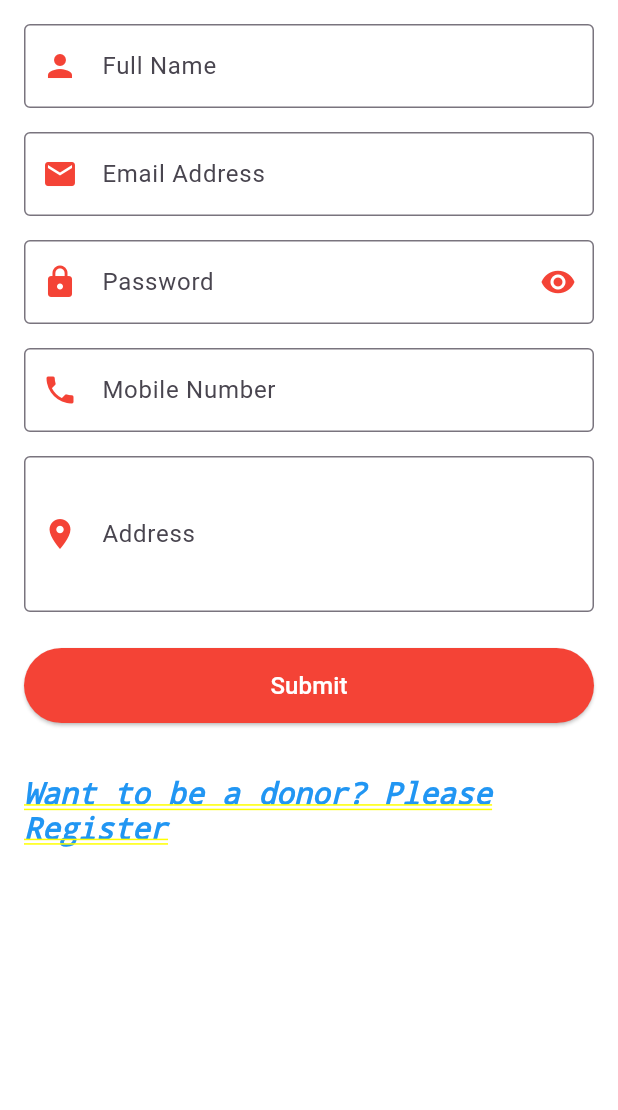
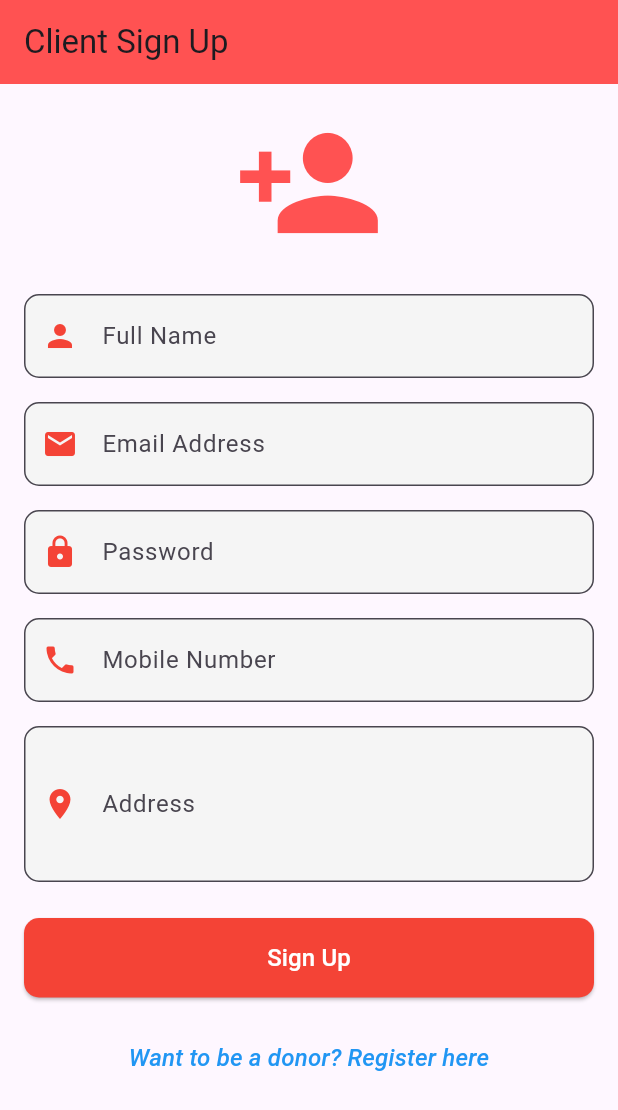
Before and after one commit to saifthpb/blood_sea, a Flutter app: the ClientSignUpScreen screen opened by its route, on a phone screen of 412 x 824 dp. Shown: the top 1110 px of the screen. Run offline on Flutter 3.47's test engine with Material 3 defaults, Android fonts, the phone set to English and light mode, and no system bars; our stand-ins replace cloud_firestore, equatable, firebase_auth, firebase_core, firebase_messaging, firebase_storage and 4 more; missing offline and left inert: dart:html; accounts and stored records are empty.

Commit message:
fix sign up bloc and signup screen

```diff
--- /dev/null
+++ b/lib/features/auth/bloc/signup_bloc.dart
@@ -0,0 +1,133 @@
+import 'package:flutter_bloc/flutter_bloc.dart';
+import 'package:equatable/equatable.dart';
+import 'package:firebase_auth/firebase_auth.dart';
+import 'package:cloud_firestore/cloud_firestore.dart';
+import '../models/user_model.dart';
+
+// Events
+abstract class SignUpEvent extends Equatable {
+  const SignUpEvent();
+
+  @override
+  List<Object?> get props => [];
+}
+
+class SignUpRequested extends SignUpEvent {
+  final String name;
+  final String email;
+  final String password;
+  final String phone;
+  final String address;
+
+  const SignUpRequested({
+    required this.name,
+    required this.email,
+    required this.password,
+    required this.phone,
+    required this.address,
+  });
+
+  @override
+  List<Object?> get props => [name, email, password, phone, address];
+}
+
+// States
+abstract class SignUpState extends Equatable {
+  const SignUpState();
+
+  @override
+  List<Object?> get props => [];
+}
+
+class SignUpInitial extends SignUpState {}
+
+class SignUpLoading extends SignUpState {}
+
+class SignUpSuccess extends SignUpState {
+  final UserModel user;
+  const SignUpSuccess(this.user);
+
+  @override
+  List<Object?> get props => [user];
+}
+
+class SignUpFailure extends SignUpState {
+  final String error;
+  const SignUpFailure(this.error);
+
+  @override
+  List<Object?> get props => [error];
+}
+
+class SignUpBloc extends Bloc<SignUpEvent, SignUpState> {
+  final FirebaseAuth _auth = FirebaseAuth.instance;
+  final FirebaseFirestore _firestore = FirebaseFirestore.instance;
+
+  SignUpBloc() : super(SignUpInitial()) {
+    on<SignUpRequested>(_onSignUpRequested);
+  }
+
+  Future<void> _onSignUpRequested(
+    SignUpRequested event,
+    Emitter<SignUpState> emit,
+  ) async {
+    emit(SignUpLoading());
+
+    try {
+      // Create Firebase Authentication user
+      final userCredential = await _auth.createUserWithEmailAndPassword(
+        email: event.email,
+        password: event.password,
+      );
+
+      // Create UserModel instance
+      final userModel = UserModel(
+        uid: userCredential.user!.uid,
+        email: event.email,
+        name: event.name,
+        phoneNumber: event.phone,
+        address: event.address,
+        userType: 'client',
+        isAvailable: true,
+      );
+
+      // Store user data in Firestore
+      await _firestore
+          .collection('users')
+          .doc(userCredential.user!.uid)
+          .set(userModel.toMap());
+
+      // Update user profile in Firebase Auth
+      await userCredential.user!.updateDisplayName(event.name);
+
+      emit(SignUpSuccess(userModel));
+    } on FirebaseAuthException catch (e) {
+      String errorMessage;
+      switch (e.code) {
+        case 'email-already-in-use':
+          errorMessage = 'This email is already registered';
+          break;
+        case 'invalid-email':
+          errorMessage = 'Invalid email address';
+          break;
+        case 'operation-not-allowed':
+          errorMessage = 'Email/password accounts are not enabled';
+          break;
+        case 'weak-password':
+          errorMessage = 'The password provided is too weak';
+          break;
+        default:
+          errorMessage = 'An error occurred during registration';
+      }
+      emit(SignUpFailure(errorMessage));
+    } catch (e) {
+      emit(SignUpFailure(e.toString()));
+    }
+  }
+
+  @override
+  Future<void> close() {
+    // Clean up any resources here
+    return super.close();
+  }
+}
--- a/lib/features/auth/client_signup_screen.dart
+++ b/lib/features/auth/client_signup_screen.dart
@@ -1,87 +1,100 @@
-import 'package:blood_sea/features/auth/donor_registration_screen.dart';
-import 'package:blood_sea/features/home/home_screen.dart';
-import 'package:cloud_firestore/cloud_firestore.dart';
 import 'package:firebase_auth/firebase_auth.dart';
 import 'package:flutter/material.dart';
+import 'package:flutter_bloc/flutter_bloc.dart';
+import 'package:go_router/go_router.dart';
+import 'package:blood_sea/features/auth/bloc/signup_bloc.dart';
+import 'package:blood_sea/features/auth/bloc/auth_bloc.dart';
 
-class ClientSignUpScreen extends StatelessWidget {
+class ClientSignUpScreen extends StatefulWidget {
+  const ClientSignUpScreen({super.key});
+
+  @override
+  State<ClientSignUpScreen> createState() => _ClientSignUpScreenState();
+}
+
+class _ClientSignUpScreenState extends State<ClientSignUpScreen> {
   final _formKey = GlobalKey<FormState>();
+  final _nameController = TextEditingController();
+  final _emailController = TextEditingController();
+  final _passwordController = TextEditingController();
+  final _phoneController = TextEditingController();
+  final _addressController = TextEditingController();
 
-  // Controllers to retrieve user input
-  final TextEditingController _nameController = TextEditingController();
-  final TextEditingController _emailController = TextEditingController();
-  final TextEditingController _passwordController = TextEditingController();
-  final TextEditingController _phoneController = TextEditingController();
-  final TextEditingController _addressController = TextEditingController();
-
-  ClientSignUpScreen({super.key});
-
-  // Function to handle sign-up
-  Future<void> _handleSignUp(BuildContext context) async {
-    if (_formKey.currentState!.validate()) {
-      try {
-        // Create Firebase Authentication user
-        UserCredential userCredential =
-            await FirebaseAuth.instance.createUserWithEmailAndPassword(
-          email: _emailController.text.trim(),
-          password: _passwordController.text.trim(),
-        );
-
-        // Store additional user details in Firestore
-        await FirebaseFirestore.instance
-            .collection('clients')
-            .doc(userCredential.user!.uid)
-            .set({
-          'name': _nameController.text.trim(),
-          'email': _emailController.text.trim(),
-          // 'password' : _passwordController.text,
-          'phone': _phoneController.text.trim(),
-          'address': _addressController.text.trim(),
-          'created_at': Timestamp.now(),
-        });
-        // Success feedback
-        // ignore: use_build_context_synchronously
-        ScaffoldMessenger.of(context).showSnackBar(
-          const SnackBar(content: Text("Succesfully Signed Up")),
-        );
-
-        _formKey.currentState!.reset();
-        _nameController.clear();
-        _emailController.clear();
-        _passwordController.clear();
-        _phoneController.clear();
-        _addressController.clear();
-
-        // Optionally navigate to another page
-        Navigator.push(
-          // ignore: use_build_context_synchronously
-          context,
-          MaterialPageRoute(builder: (context) => const HomeScreen()),
-        );
-      } catch (e) {
-        // ignore: use_build_context_synchronously
-        ScaffoldMessenger.of(context).showSnackBar(
-          SnackBar(content: Text("Something went wrong, please try again: $e")),
-        );
-      }
-    }
+  @override
+  void dispose() {
+    _nameController.dispose();
+    _emailController.dispose();
+    _passwordController.dispose();
+    _phoneController.dispose();
+    _addressController.dispose();
+    super.dispose();
   }
 
   @override
   Widget build(BuildContext context) {
-    return Padding(
+    return BlocProvider(
+      create: (context) => SignUpBloc(),
+      child: Scaffold(
+        appBar: AppBar(
+          title: const Text('Client Sign Up'),
+          backgroundColor: Colors.redAccent,
+        ),
+        body: BlocConsumer<SignUpBloc, SignUpState>(
+          listener: (context, state) {
+            if (state is SignUpSuccess) {
+              // Show success message
+              ScaffoldMessenger.of(context).showSnackBar(
+                const SnackBar(
+                  content: Text("Successfully Signed Up"),
+                  backgroundColor: Colors.green,
+                ),
+              );
+
+              // Update AuthBloc state with the new user
+              context.read<AuthBloc>().add(
+                    AuthStateChanged(state.user as User?),
+                  );
+
+              // Navigate to home screen
+              context.go('/home');
+            }
+
+            if (state is SignUpFailure) {
+              ScaffoldMessenger.of(context).showSnackBar(
+                SnackBar(
+                  content: Text(state.error),
+                  backgroundColor: Colors.red,
+                ),
+              );
+            }
+          },
+          builder: (context, state) {
+            return SingleChildScrollView(
+              child: Container(
                 padding: const EdgeInsets.all(16.0),
                 child: Form(
                   key: _formKey,
-        child: ListView(
+                  child: Column(
+                    crossAxisAlignment: CrossAxisAlignment.stretch,
                     children: [
-            // Full Name Input
+                      // Logo or Icon
+                      const Icon(
+                        Icons.person_add,
+                        size: 100,
+                        color: Colors.redAccent,
+                      ),
+                      const SizedBox(height: 24),
+
                       TextFormField(
                         controller: _nameController,
-              decoration: const InputDecoration(
+                        decoration: InputDecoration(
                           labelText: "Full Name",
-                border: OutlineInputBorder(),
-                prefixIcon: Icon(Icons.person, color: Colors.red),
+                          border: OutlineInputBorder(
+                            borderRadius: BorderRadius.circular(10),
+                          ),
+                          prefixIcon: const Icon(Icons.person, color: Colors.red),
+                          filled: true,
+                          fillColor: Colors.grey[100],
                         ),
                         validator: (value) {
                           if (value == null || value.isEmpty) {
@@ -92,13 +105,16 @@ class ClientSignUpScreen extends StatelessWidget {
                       ),
                       const SizedBox(height: 16),
 
-            // Email Address Input
                       TextFormField(
                         controller: _emailController,
-              decoration: const InputDecoration(
+                        decoration: InputDecoration(
                           labelText: "Email Address",
-                border: OutlineInputBorder(),
-                prefixIcon: Icon(Icons.email, color: Colors.red),
+                          border: OutlineInputBorder(
+                            borderRadius: BorderRadius.circular(10),
+                          ),
+                          prefixIcon: const Icon(Icons.email, color: Colors.red),
+                          filled: true,
+                          fillColor: Colors.grey[100],
                         ),
                         keyboardType: TextInputType.emailAddress,
                         validator: (value) {
@@ -113,24 +129,18 @@ class ClientSignUpScreen extends StatelessWidget {
                       ),
                       const SizedBox(height: 16),
 
-            // Password Input
                       TextFormField(
                         controller: _passwordController,
                         decoration: InputDecoration(
                           labelText: "Password",
-                border: const OutlineInputBorder(),
+                          border: OutlineInputBorder(
+                            borderRadius: BorderRadius.circular(10),
+                          ),
                           prefixIcon: const Icon(Icons.lock, color: Colors.red),
-                suffixIcon: IconButton(
-                  icon: const Icon(
-                    Icons.visibility,
-                    color: Colors.red,
+                          filled: true,
+                          fillColor: Colors.grey[100],
                         ),
-                  onPressed: () {
-                    // Add logic to toggle visibility if needed
-                  },
-                ),
-              ),
-              obscureText: true, // Hides the password as user types
+                        obscureText: true,
                         validator: (value) {
                           if (value == null || value.isEmpty) {
                             return 'Please enter your password';
@@ -143,13 +153,16 @@ class ClientSignUpScreen extends StatelessWidget {
                       ),
                       const SizedBox(height: 16),
 
-            // Mobile Number Input
                       TextFormField(
                         controller: _phoneController,
-              decoration: const InputDecoration(
+                        decoration: InputDecoration(
                           labelText: "Mobile Number",
-                border: OutlineInputBorder(),
-                prefixIcon: Icon(Icons.phone, color: Colors.red),
+                          border: OutlineInputBorder(
+                            borderRadius: BorderRadius.circular(10),
+                          ),
+                          prefixIcon: const Icon(Icons.phone, color: Colors.red),
+                          filled: true,
+                          fillColor: Colors.grey[100],
                         ),
                         keyboardType: TextInputType.phone,
                         validator: (value) {
@@ -164,16 +177,16 @@ class ClientSignUpScreen extends StatelessWidget {
                       ),
                       const SizedBox(height: 16),
 
-            // Address Input
                       TextFormField(
                         controller: _addressController,
-              decoration: const InputDecoration(
+                        decoration: InputDecoration(
                           labelText: "Address",
-                border: OutlineInputBorder(),
-                prefixIcon: Icon(
-                  Icons.location_on,
-                  color: Colors.red,
+                          border: OutlineInputBorder(
+                            borderRadius: BorderRadius.circular(10),
                           ),
+                          prefixIcon: const Icon(Icons.location_on, color: Colors.red),
+                          filled: true,
+                          fillColor: Colors.grey[100],
                         ),
                         maxLines: 3,
                         validator: (value) {
@@ -185,48 +198,63 @@ class ClientSignUpScreen extends StatelessWidget {
                       ),
                       const SizedBox(height: 24),
 
-            // Submit Button
                       ElevatedButton(
-              onPressed: () => _handleSignUp(context),
+                        onPressed: state is SignUpLoading
+                            ? null
+                            : () {
+                                if (_formKey.currentState!.validate()) {
+                                  context.read<SignUpBloc>().add(
+                                        SignUpRequested(
+                                          name: _nameController.text.trim(),
+                                          email: _emailController.text.trim(),
+                                          password: _passwordController.text.trim(),
+                                          phone: _phoneController.text.trim(),
+                                          address: _addressController.text.trim(),
+                                        ),
+                                      );
+                                }
+                              },
                         style: ElevatedButton.styleFrom(
                           backgroundColor: Colors.red,
                           foregroundColor: Colors.white,
-                minimumSize: const Size(double.infinity, 50),
+                          padding: const EdgeInsets.symmetric(vertical: 15),
+                          shape: RoundedRectangleBorder(
+                            borderRadius: BorderRadius.circular(10),
                           ),
-              //{
-              // if (_formKey.currentState!.validate()) {
-              //   ScaffoldMessenger.of(context).showSnackBar(
-              //     SnackBar(content: Text('Form Submitted Successfully!')),
-              //   );
-              // }
-              //},
+                        ),
+                        child: state is SignUpLoading
+                            ? const SizedBox(
+                                height: 20,
+                                width: 20,
+                                child: CircularProgressIndicator(
+                                  color: Colors.white,
+                                  strokeWidth: 2,
+                                ),
+                              )
+                            : const Text(
+                                "Sign Up",
+                                style: TextStyle(fontSize: 16),
+                              ),
+                      ),
+                      const SizedBox(height: 16),
+
+                      TextButton(
+                        onPressed: () => context.go('/donor-registration'),
                         child: const Text(
-                "Submit",
+                          "Want to be a donor? Register here",
                           style: TextStyle(
                             fontSize: 16,
+                            color: Colors.blue,
+                            fontStyle: FontStyle.italic,
                           ),
                         ),
                       ),
-            const SizedBox(
-              height: 35,
+                    ],
                   ),
-            GestureDetector(
-              onTap: () {
-                Navigator.push(
-                    context,
-                    MaterialPageRoute(
-                        builder: (context) => const DonorRegistrationScreen()));
+                ),
+              ),
+            );
           },
-              child: const Text(
-                "Want to be a donor? Please Register",
-                style: TextStyle(
-                    fontSize: 20,
-                    fontStyle: FontStyle.italic,
-                    fontWeight: FontWeight.bold,
-                    color: Colors.blue),
-              ),
-            )
-          ],
         ),
       ),
     );
```
Lines whose indentation alone changed are shown as unchanged.
